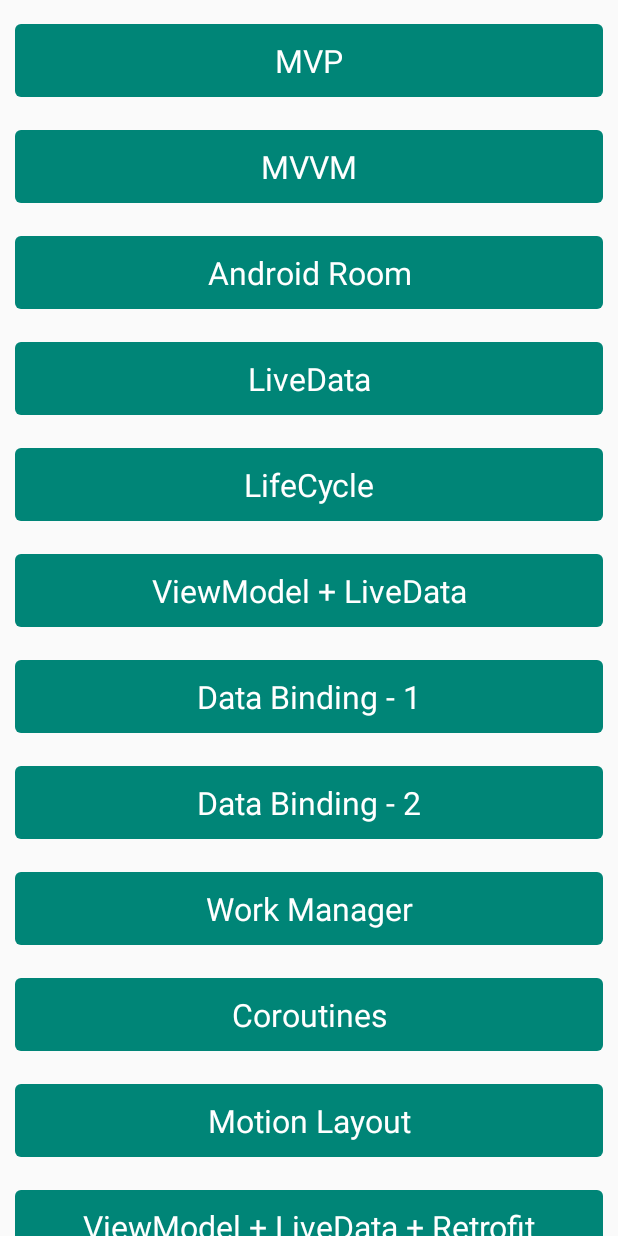
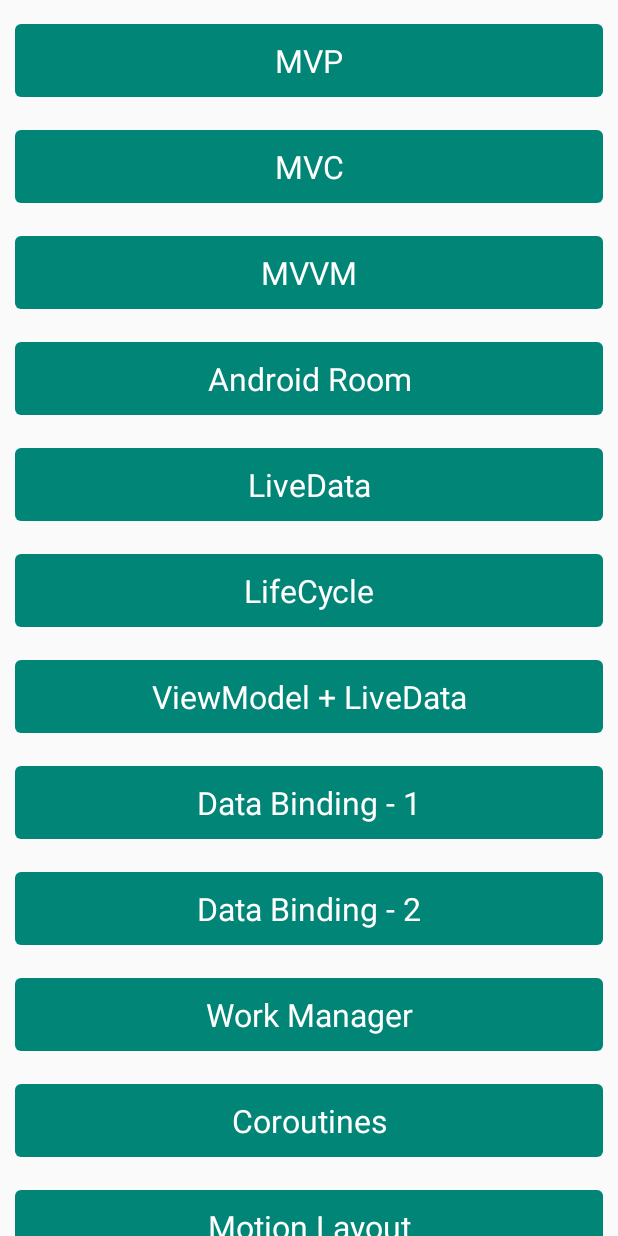
Before and after one commit to manishpatelgt/kotlindemo, an Android app: the layout content_main.xml on its own in the app's theme, with its tools: preview values and no code run, on a phone screen of 412 x 824 dp. Run offline under Robolectric (Android 15) with nearby library versions, the phone set to English and light mode, and no system bars.

Commit message:
- Added MVC demo

```diff
--- a/app/src/main/AndroidManifest.xml
+++ b/app/src/main/AndroidManifest.xml
@@ -118,6 +118,10 @@
             android:label="@string/mvp_activity_title"
             android:theme="@style/Theme.MyApp"></activity>
 
+        <activity
+            android:name=".activity.mvc.view.MVCDemoActivity"
+            android:label="@string/mvc_activity_title"
+            android:theme="@style/Theme.MyApp"></activity>
 
         <!--<activity
             android:name="com.facebook.flipper.android.diagnostics.FlipperDiagnosticActivity"
--- a/app/src/main/java/com/kotlindemo/activity/MainActivity.kt
+++ b/app/src/main/java/com/kotlindemo/activity/MainActivity.kt
@@ -10,6 +10,7 @@
 import com.kotlindemo.activity.lifecycle.LifeCycleActivity
 import com.kotlindemo.activity.livedata.LiveDataActivity
 import com.kotlindemo.activity.motion.MotionActivity
+import com.kotlindemo.activity.mvc.view.MVCDemoActivity
 import com.kotlindemo.activity.mvp.view.MVPDemoActivity
 import com.kotlindemo.activity.mvvm.QuotesActivity
 import com.kotlindemo.activity.retrofitdemo.RetrofitDemoActivity
@@ -48,6 +49,10 @@
         setSupportActionBar(toolbar)
 
         //textView?.text = "Say hello to Kotlin"
+
+        mvc_button.setOnClickListener {
+            startActivity<MVCDemoActivity>()
+        }
 
         mvp_button.setOnClickListener {
             startActivity<MVPDemoActivity>()
--- a/app/src/main/res/layout/content_main.xml
+++ b/app/src/main/res/layout/content_main.xml
@@ -37,6 +37,20 @@
                 app:layout_constraintTop_toTopOf="parent" />
 
             <com.google.android.material.button.MaterialButton
+                android:id="@+id/mvc_button"
+                android:layout_width="0dp"
+                android:layout_height="wrap_content"
+                android:layout_margin="10dp"
+                android:gravity="center"
+                android:padding="10dp"
+                android:text="@string/button_mvc"
+                android:textColor="@color/white"
+                android:textSize="21sp"
+                app:layout_constraintEnd_toEndOf="parent"
+                app:layout_constraintStart_toStartOf="parent"
+                app:layout_constraintTop_toBottomOf="@+id/mvp_button" />
+
+            <com.google.android.material.button.MaterialButton
                 android:id="@+id/mvvm_button"
                 android:layout_width="0dp"
                 android:layout_height="wrap_content"
@@ -48,7 +62,7 @@
                 android:textSize="21sp"
                 app:layout_constraintEnd_toEndOf="parent"
                 app:layout_constraintStart_toStartOf="parent"
-                app:layout_constraintTop_toBottomOf="@+id/mvp_button" />
+                app:layout_constraintTop_toBottomOf="@+id/mvc_button" />
 
             <com.google.android.material.button.MaterialButton
                 android:id="@+id/room_button"
--- a/app/src/main/res/values/strings.xml
+++ b/app/src/main/res/values/strings.xml
@@ -20,9 +20,11 @@
     <string name="motion_activity_title">Motion Layout Demo</string>
     <string name="retrofit_activity_title">ViewModel + LiveData + Retrofit Demo</string>
     <string name="mvp_activity_title">MVP Demo</string>
+    <string name="mvc_activity_title">MVC Demo</string>
 
     <string name="button_room">Android Room</string>
     <string name="button_mvp">MVP</string>
+    <string name="button_mvc">MVC</string>
     <string name="button_mvvm">MVVM</string>
     <string name="button_livedata">LiveData</string>
     <string name="button_lifecycle">LifeCycle</string>
```
Also changed, not shown: app/src/main/java/com/kotlindemo/activity/mvc/view/MVCDemoActivity.kt (added, +29 -0 lines), app/src/main/java/com/kotlindemo/activity/mvc/view/NoteView.kt (added, +23 -0 lines), app/src/main/java/com/kotlindemo/activity/mvc/view/NoteViewImp.kt (added, +35 -0 lines), app/src/main/res/layout/activity_mvc.xml (added, +62 -0 lines).
